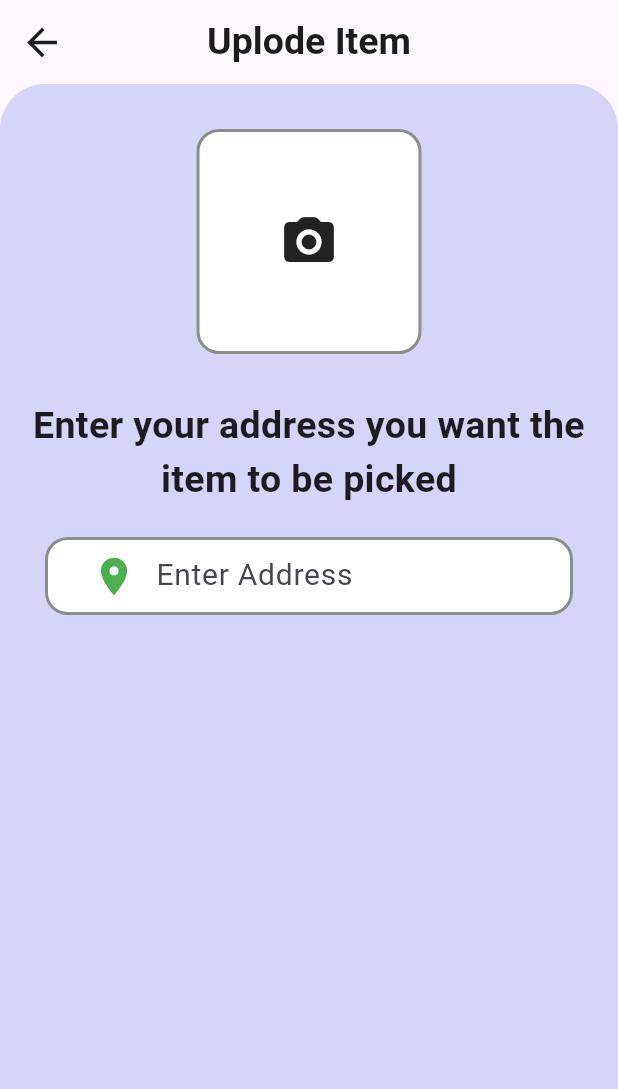
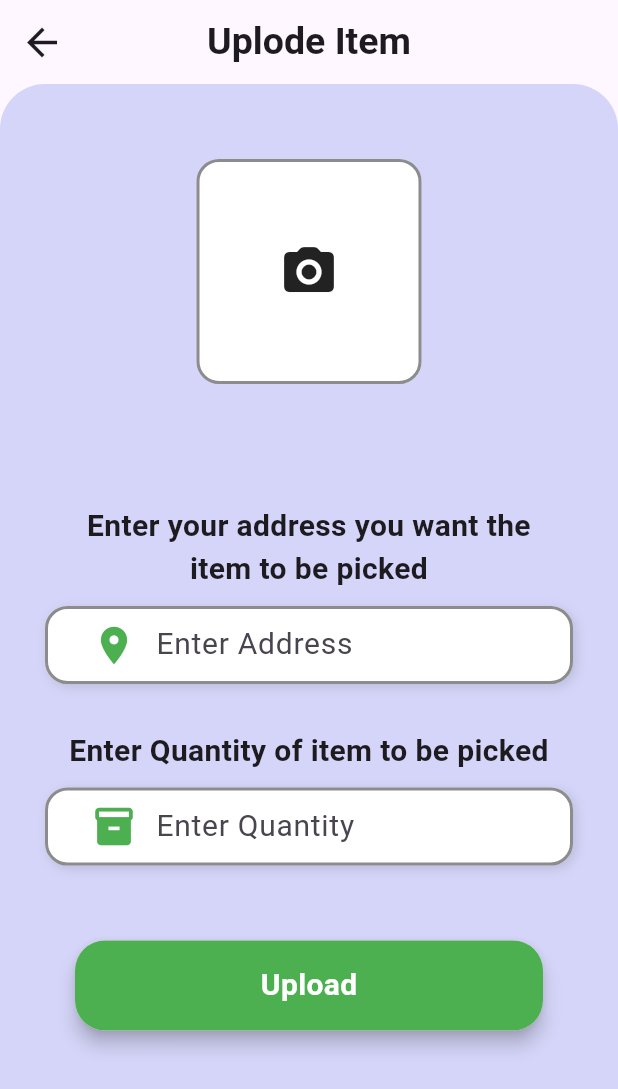
Before and after one commit to AhmedYasserTaha/recycle-app, a Flutter app: the screen it shows after launch, on a phone screen of 412 x 824 dp. Shown: the top 1089 px of the screen. Run offline on Flutter 3.47's test engine with Material 3 defaults, Android fonts, the phone set to English and light mode, and no system bars; our stand-ins replace cloud_firestore, firebase_auth, firebase_core, google_sign_in; accounts and stored records are empty.

Commit message:
create botton wodget

```diff
--- a/lib/features/onboarding/widget/botton_widget.dart
+++ b/lib/features/onboarding/widget/botton_widget.dart
@@ -1,11 +1,11 @@
 import 'dart:ui';
 
 import 'package:flutter/material.dart';
-import 'package:recycle_app/features/home/home_page.dart';
 
 class BottonWidget extends StatelessWidget {
-  const BottonWidget({super.key});
-
+  const BottonWidget({super.key, required this.onTap, required this.data});
+  final void Function()? onTap;
+  final String data;
   @override
   Widget build(BuildContext context) {
     return Padding(
@@ -14,24 +14,16 @@ class BottonWidget extends StatelessWidget {
         elevation: 5.0,
         borderRadius: BorderRadius.circular(20),
         child: InkWell(
-          onTap: () {
-            Navigator.of(context).push(
-              MaterialPageRoute(
-                builder: (context) {
-                  return HomePage();
-                },
-              ),
-            );
-          },
+          onTap: onTap,
           child: Container(
-            height: 70,
+            height: 60,
             decoration: BoxDecoration(
               color: Colors.green,
               borderRadius: BorderRadius.circular(20),
             ),
             child: Center(
               child: Text(
-                "Get Started",
+                data,
                 style: TextStyle(
                   color: Colors.white,
                   fontSize: 20,
--- a/lib/features/onboarding/widget/onboard_page_body.dart
+++ b/lib/features/onboarding/widget/onboard_page_body.dart
@@ -1,5 +1,6 @@
 import 'package:flutter/material.dart';
 import 'package:recycle_app/core/service/style.dart';
+import 'package:recycle_app/features/home/home_page.dart';
 import 'package:recycle_app/features/onboarding/widget/botton_widget.dart';
 
 class OnBoaridPageBody extends StatelessWidget {
@@ -31,7 +32,20 @@ class OnBoaridPageBody extends StatelessWidget {
           ),
         ),
         Spacer(),
-        BottonWidget(),
+        BottonWidget(
+          data: "Get Started",
+          onTap: () {
+            () {
+              Navigator.of(context).push(
+                MaterialPageRoute(
+                  builder: (context) {
+                    return HomePage();
+                  },
+                ),
+              );
+            };
+          },
+        ),
         SizedBox(height: 100),
       ],
     );
--- a/lib/features/uplode_item/widget/camera_icon_widget.dart
+++ b/lib/features/uplode_item/widget/camera_icon_widget.dart
@@ -6,7 +6,7 @@ class CameraIconWidget extends StatelessWidget {
   @override
   Widget build(BuildContext context) {
     return Padding(
-      padding: const EdgeInsets.symmetric(vertical: 30),
+      padding: const EdgeInsets.symmetric(vertical: 50),
       child: Container(
         height: 150,
         width: 150,
--- a/lib/features/uplode_item/widget/text_field_widget.dart
+++ b/lib/features/uplode_item/widget/text_field_widget.dart
@@ -0,0 +1,40 @@
+import 'package:flutter/material.dart';
+
+class TextfieldWidget extends StatelessWidget {
+  const TextfieldWidget({
+    super.key,
+    required this.hintText,
+    required this.prefixIcon,
+  });
+
+  final String? hintText;
+  final Widget? prefixIcon;
+
+  @override
+  Widget build(BuildContext context) {
+    return Container(
+      padding: EdgeInsets.symmetric(horizontal: 20),
+      margin: EdgeInsets.symmetric(horizontal: 30),
+      decoration: BoxDecoration(
+        border: Border.all(color: Colors.black45, width: 2),
+        borderRadius: BorderRadius.circular(15),
+        color: Colors.white,
+        boxShadow: [
+          BoxShadow(
+            color: Colors.black12, // لون الظل
+            blurRadius: 6, // مدى التمويه
+            offset: Offset(2, 2), // اتجاه الظل
+          ),
+        ],
+      ),
+      child: TextField(
+        decoration: InputDecoration(
+          border: InputBorder.none,
+          prefixIcon: prefixIcon,
+          hintText: hintText,
+          hintStyle: TextStyle(fontSize: 20),
+        ),
+      ),
+    );
+  }
+}
--- a/lib/features/uplode_item/widget/uplode_item_body.dart
+++ b/lib/features/uplode_item/widget/uplode_item_body.dart
@@ -1,6 +1,8 @@
 import 'package:flutter/material.dart';
 import 'package:recycle_app/core/service/style.dart';
+import 'package:recycle_app/features/onboarding/widget/botton_widget.dart';
 import 'package:recycle_app/features/uplode_item/widget/camera_icon_widget.dart';
+import 'package:recycle_app/features/uplode_item/widget/text_field_widget.dart';
 
 class UplodeItemBody extends StatelessWidget {
   const UplodeItemBody({super.key});
@@ -28,14 +30,42 @@ class UplodeItemBody extends StatelessWidget {
               child: Column(
                 children: [
                   CameraIconWidget(),
+                  SizedBox(height: 30),
+
                   Text(
                     textAlign: TextAlign.center,
                     "Enter your address you want the\nitem to be picked",
-                    style: Styles.textStyle25,
+                    style: Styles.textStyle20,
                   ),
-                  SizedBox(height: 20),
+                  SizedBox(height: 10),
+                  TextfieldWidget(
+                    hintText: "Enter Address",
+                    prefixIcon: Icon(
+                      Icons.location_on,
+                      color: Colors.green,
+                      size: 30,
+                    ),
+                  ),
+                  SizedBox(height: 30),
 
-                  TextfieldWidget(),
+                  Text(
+                    textAlign: TextAlign.center,
+                    "Enter Quantity of item to be picked",
+                    style: Styles.textStyle20,
+                  ),
+                  SizedBox(height: 10),
+                  TextfieldWidget(
+                    hintText: "Enter Quantity",
+                    prefixIcon: Icon(
+                      Icons.inventory,
+                      color: Colors.green,
+                      size: 30,
+                    ),
+                  ),
+
+                  SizedBox(height: 50),
+
+                  BottonWidget(onTap: () {}, data: "Upload"),
                 ],
               ),
             ),
@@ -45,28 +75,3 @@ class UplodeItemBody extends StatelessWidget {
     );
   }
 }
-
-class TextfieldWidget extends StatelessWidget {
-  const TextfieldWidget({super.key});
-
-  @override
-  Widget build(BuildContext context) {
-    return Container(
-      padding: EdgeInsets.symmetric(horizontal: 20),
-      margin: EdgeInsets.symmetric(horizontal: 30),
-      decoration: BoxDecoration(
-        border: Border.all(color: Colors.black45, width: 2),
-        borderRadius: BorderRadius.circular(15),
-        color: Colors.white,
-      ),
-      child: TextField(
-        decoration: InputDecoration(
-          border: InputBorder.none,
-          prefixIcon: Icon(Icons.location_on, size: 30, color: Colors.green),
-          hintText: "Enter Address",
-          hintStyle: TextStyle(fontSize: 20),
-        ),
-      ),
-    );
-  }
-}
```
